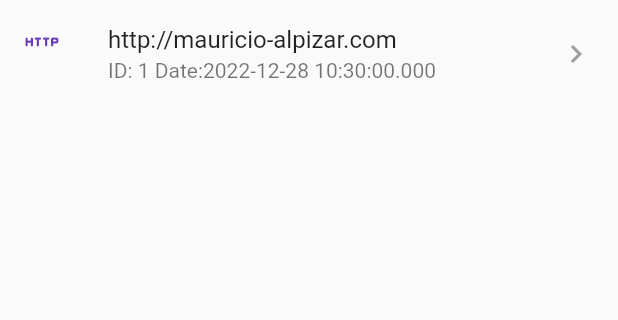
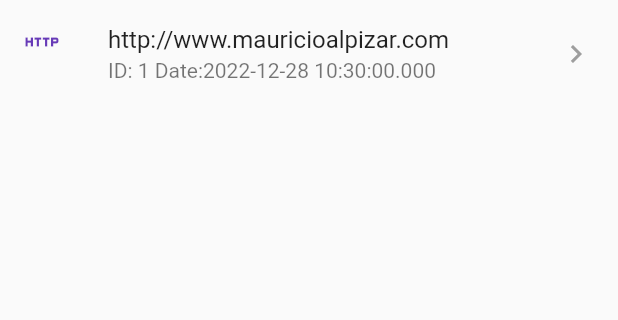
Before and after one commit to edwalpca/scannerQRCodeApp2022, a Flutter app: the screen it shows after launch, item 2 of the bottom bar chosen, after a tap on the "scanner" icon, on a phone screen of 412 x 824 dp, the part 84-404 px from its top. Run offline on Flutter 3.47's test engine with Material 2 defaults, Android fonts, the phone set to English and light mode, and no system bars; our stand-ins replace sqflite; missing offline and left inert: flutter_barcode_scanner; accounts and stored records are empty.

Commit message:
Actualizacion para continuar el proyecto de repaso

```diff
--- a/lib/pages/direcciones_content_page.dart
+++ b/lib/pages/direcciones_content_page.dart
@@ -1,32 +1,11 @@
 import 'package:flutter/material.dart';
-import 'package:provider/provider.dart';
-import 'package:tsw_scanner_app/providers/scan_list_provider.dart';
+import 'package:tsw_scanner_app/widgets/custom_listview_items.dart';
 
 class DireccionesContentPage extends StatelessWidget {
-
   const DireccionesContentPage({Key? key}) : super(key: key);
 
   @override
   Widget build(BuildContext context) {
-
-    final scanListProvider =
-        Provider.of<ScanListProvider>(context, listen: true);
-
-    final scans = scanListProvider.scans;
-
-    return ListView.builder(
-        itemCount: scans.length,
-        //itemCount: 20,
-        itemBuilder: (_, i) => ListTile(
-              leading: Icon(Icons.http_rounded, color: Theme.of(context).primaryColor),
-              title: Text(scans[i].valor),
-              subtitle: Text('ID: ${scans[i].id} Date:${scans[i].fecha}'),
-              trailing:
-                  const Icon(Icons.keyboard_arrow_right, color: Colors.grey),
-              onTap: () => print('Abrir algo aqui....'),
-            ));
-
-
-
+    return const CustomListViewItem(icon: Icons.http_outlined);
   }
 }
--- a/lib/pages/home_page.dart
+++ b/lib/pages/home_page.dart
@@ -1,9 +1,7 @@
 import 'package:flutter/material.dart';
 import 'package:provider/provider.dart';
-import 'package:tsw_scanner_app/constantes.dart';
 import 'package:tsw_scanner_app/pages/direcciones_content_page.dart';
 import 'package:tsw_scanner_app/pages/mapas_content_page.dart';
-import 'package:tsw_scanner_app/providers/db_provider.dart';
 import 'package:tsw_scanner_app/providers/scan_list_provider.dart';
 import 'package:tsw_scanner_app/providers/ui_provider.dart';
 import 'package:tsw_scanner_app/widgets/custom_bottom_navigation_bar.dart';
--- a/lib/pages/mapas_content_page.dart
+++ b/lib/pages/mapas_content_page.dart
@@ -1,15 +1,10 @@
 import 'package:flutter/material.dart';
-import 'package:tsw_scanner_app/pages/mapas_page.dart';
+import 'package:tsw_scanner_app/widgets/custom_listview_items.dart';
 
 class MapasContentPage extends StatelessWidget {
   const MapasContentPage({Key? key}) : super(key: key);
   @override
   Widget build(BuildContext context) {
-    return const Scaffold(
-      // body: Center(
-      //    child: Text('Mapas Content Page'),
-      // ),
-      body: MaposPage(),
-    );
+    return const CustomListViewItem(icon: Icons.location_on);
   }
 }
--- a/lib/pages/mapas_page.dart
+++ /dev/null
@@ -1,30 +0,0 @@
-import 'package:flutter/material.dart';
-import 'package:provider/provider.dart';
-import 'package:tsw_scanner_app/providers/scan_list_provider.dart';
-
-class MaposPage extends StatelessWidget {
-
-  const MaposPage({super.key});
-
-  @override
-  Widget build(BuildContext context) {
-
-
-    final scanListProvider =
-        Provider.of<ScanListProvider>(context, listen: true);
-
-    final scans = scanListProvider.scans;
-
-    return ListView.builder(
-        itemCount: scans.length,
-        //itemCount: 20,
-        itemBuilder: (_, i) => ListTile(
-              leading: Icon(Icons.map, color: Theme.of(context).primaryColor),
-              title: Text(scans[i].valor),
-              subtitle: Text('ID: ${scans[i].id} Date:${scans[i].fecha}'),
-              trailing:
-                  const Icon(Icons.keyboard_arrow_right, color: Colors.grey),
-              onTap: () => print('Abrir algo aqui....'),
-            ));
-  }
-}
--- a/lib/widgets/custom_floating_action_button.dart
+++ b/lib/widgets/custom_floating_action_button.dart
@@ -22,11 +22,11 @@
           //final barcodeScanRes = 'http://www.google.com';
 
           scanListProvider.nuevoScan(
-              'http://mauricio-alpizar.com', dateGlobalSystem.toString());
+              'http://www.mauricioalpizar.com', dateGlobalSystem.toString());
 
 
-          // scanListProvider.nuevoScan(
-          //     'geo://15.33,15.66', dateGlobalSystem.toString());
+           scanListProvider.nuevoScan(
+               'geo://15.99,15.33', dateGlobalSystem.toString());
 
           // print('Dieron Click en el FloatingActionButton ');
           // String barcodeScanRes = await FlutterBarcodeScanner.scanBarcode(
--- /dev/null
+++ b/lib/widgets/custom_listview_items.dart
@@ -0,0 +1,46 @@
+import 'package:flutter/material.dart';
+import 'package:provider/provider.dart';
+import 'package:tsw_scanner_app/models/scanmodel.dart';
+import 'package:tsw_scanner_app/providers/scan_list_provider.dart';
+import 'package:tsw_scanner_app/utils/utils.dart';
+
+class CustomListViewItem extends StatelessWidget {
+
+  //Propiedades de mi Widget.
+  final IconData icon;
+
+  const CustomListViewItem({
+    Key? key,
+    required this.icon,
+  }) : super(key: key);
+
+  @override
+  Widget build(BuildContext context) {
+
+    final scanListProvider =
+        Provider.of<ScanListProvider>(context, listen: true);
+
+    final scans = scanListProvider.scans;
+
+    return ListView.builder(
+        itemCount: scans.length,
+        //itemCount: 20,
+        itemBuilder: (_, i) => Dismissible(
+              background: Container(
+                color: Colors.red,
+              ),
+              key: UniqueKey(),
+              onDismissed: (DismissDirection direction) {
+                scanListProvider.borrarScanPorId(scans[i].id!.toInt());
+              },
+              child: ListTile(
+                leading: Icon(icon, color: Theme.of(context).primaryColor),
+                title: Text(scans[i].valor),
+                subtitle: Text('ID: ${scans[i].id} Date:${scans[i].fecha}'),
+                trailing:
+                    const Icon(Icons.keyboard_arrow_right, color: Colors.grey),
+                onTap: () => launchUrlFunction(context, scans[i])
+              ),
+            ));
+  }
+}
--- a/pubspec.yaml
+++ b/pubspec.yaml
@@ -40,6 +40,7 @@
   flutter_barcode_scanner: ^2.0.0
   path_provider: ^2.0.11
   sqflite: ^2.2.0+3
+  url_launcher: ^6.1.6
 
 dev_dependencies:
   flutter_test:
```
Also changed, not shown: lib/utils/utils.dart (added, +20 -0 lines), lib/constantes.dart (line endings or trailing spaces), pubspec.lock, 6 other files.
